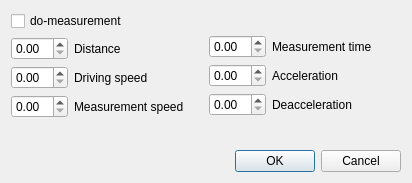
Old version of the form GUI3/MMS_Control/drivedialog.ui in the repository casper2002casper/MSS.
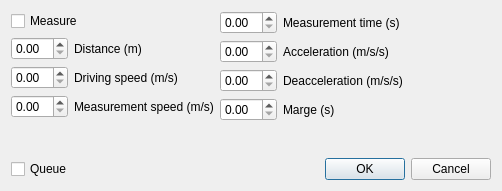
New version of the form.

```diff
--- a/GUI3/MMS_Control/drivedialog.ui
+++ b/GUI3/MMS_Control/drivedialog.ui
@@ -6,8 +6,8 @@
    <rect>
     <x>0</x>
     <y>0</y>
-    <width>412</width>
-    <height>183</height>
+    <width>502</width>
+    <height>191</height>
    </rect>
   </property>
   <property name="windowTitle">
@@ -19,7 +19,7 @@
      <item row="0" column="0">
       <widget class="QCheckBox" name="doMeasurement">
        <property name="text">
-        <string>do-measurement</string>
+        <string>Measure</string>
        </property>
       </widget>
      </item>
@@ -31,7 +31,7 @@
        <item>
         <widget class="QLabel" name="label">
          <property name="text">
-          <string>Distance</string>
+          <string>Distance (m)</string>
          </property>
         </widget>
        </item>
@@ -45,7 +45,7 @@
        <item>
         <widget class="QLabel" name="label_2">
          <property name="text">
-          <string>Driving speed</string>
+          <string>Driving speed (m/s)</string>
          </property>
         </widget>
        </item>
@@ -59,7 +59,7 @@
        <item>
         <widget class="QLabel" name="label_3">
          <property name="text">
-          <string>Measurement speed</string>
+          <string>Measurement speed (m/s)</string>
          </property>
         </widget>
        </item>
@@ -69,7 +69,7 @@
    </item>
    <item row="0" column="1">
     <layout class="QFormLayout" name="formLayout_2">
-     <item row="1" column="0">
+     <item row="0" column="0">
       <layout class="QHBoxLayout" name="horizontalLayout_4">
        <item>
         <widget class="QDoubleSpinBox" name="measurementTime">
@@ -84,13 +84,13 @@
        <item>
         <widget class="QLabel" name="label_4">
          <property name="text">
-          <string>Measurement time</string>
+          <string>Measurement time (s)</string>
          </property>
         </widget>
        </item>
       </layout>
      </item>
-     <item row="2" column="0">
+     <item row="1" column="0">
       <layout class="QHBoxLayout" name="horizontalLayout_6">
        <item>
         <widget class="QDoubleSpinBox" name="acceleration">
@@ -105,13 +105,13 @@
        <item>
         <widget class="QLabel" name="label_5">
          <property name="text">
-          <string>Acceleration</string>
+          <string>Acceleration (m/s/s)</string>
          </property>
         </widget>
        </item>
       </layout>
      </item>
-     <item row="3" column="0">
+     <item row="2" column="0">
       <layout class="QHBoxLayout" name="horizontalLayout_5">
        <item>
         <widget class="QDoubleSpinBox" name="deacceleration">
@@ -126,31 +126,36 @@
        <item>
         <widget class="QLabel" name="label_6">
          <property name="text">
-          <string>Deacceleration</string>
+          <string>Deacceleration (m/s/s)</string>
          </property>
         </widget>
        </item>
       </layout>
      </item>
-     <item row="0" column="0">
-      <spacer name="verticalSpacer">
-       <property name="orientation">
-        <enum>Qt::Vertical</enum>
-       </property>
-       <property name="sizeType">
-        <enum>QSizePolicy::Fixed</enum>
-       </property>
-       <property name="sizeHint" stdset="0">
-        <size>
-         <width>20</width>
-         <height>18</height>
-        </size>
-       </property>
-      </spacer>
+     <item row="3" column="0">
+      <layout class="QHBoxLayout" name="horizontalLayout_7">
+       <item>
+        <widget class="QDoubleSpinBox" name="marge">
+         <property name="sizePolicy">
+          <sizepolicy hsizetype="Maximum" vsizetype="Fixed">
+           <horstretch>0</horstretch>
+           <verstretch>0</verstretch>
+          </sizepolicy>
+         </property>
+        </widget>
+       </item>
+       <item>
+        <widget class="QLabel" name="label_7">
+         <property name="text">
+          <string>Marge (s)</string>
+         </property>
+        </widget>
+       </item>
+      </layout>
      </item>
     </layout>
    </item>
-   <item row="1" column="0" colspan="2">
+   <item row="2" column="1">
     <widget class="QDialogButtonBox" name="buttonBox">
      <property name="orientation">
       <enum>Qt::Horizontal</enum>
@@ -160,6 +165,13 @@
      </property>
     </widget>
    </item>
+   <item row="2" column="0">
+    <widget class="QCheckBox" name="Queue">
+     <property name="text">
+      <string>Queue</string>
+     </property>
+    </widget>
+   </item>
   </layout>
  </widget>
  <resources/>
```
Left out of the diff: 8 changed lines with no effect on the pictures.
